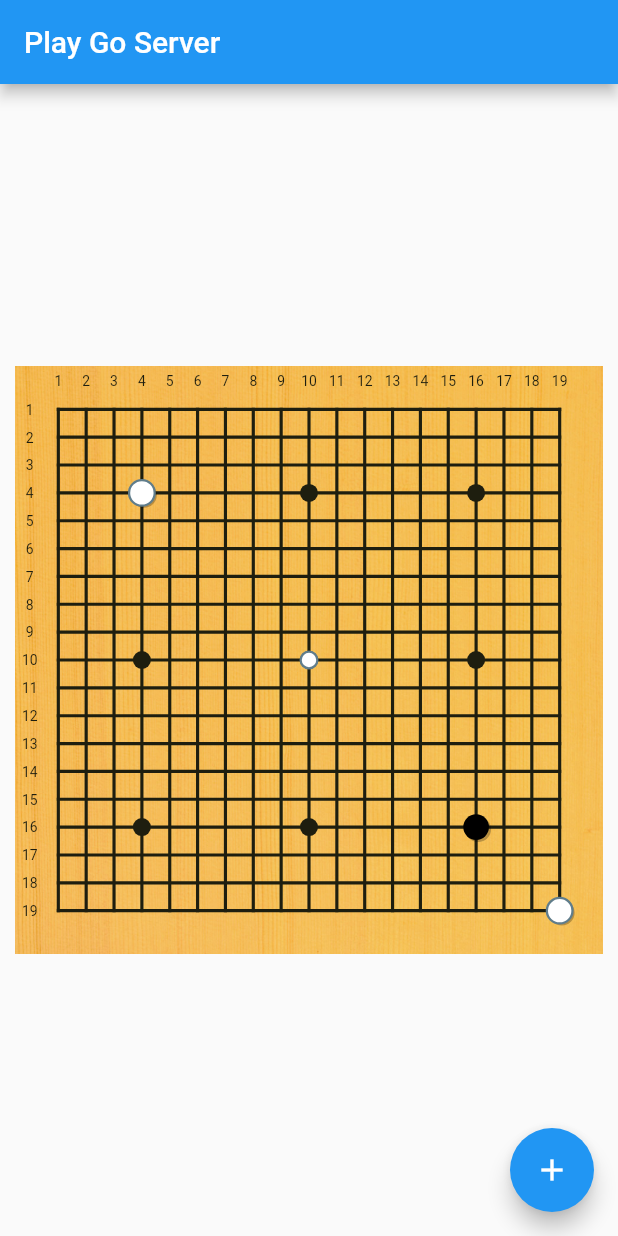
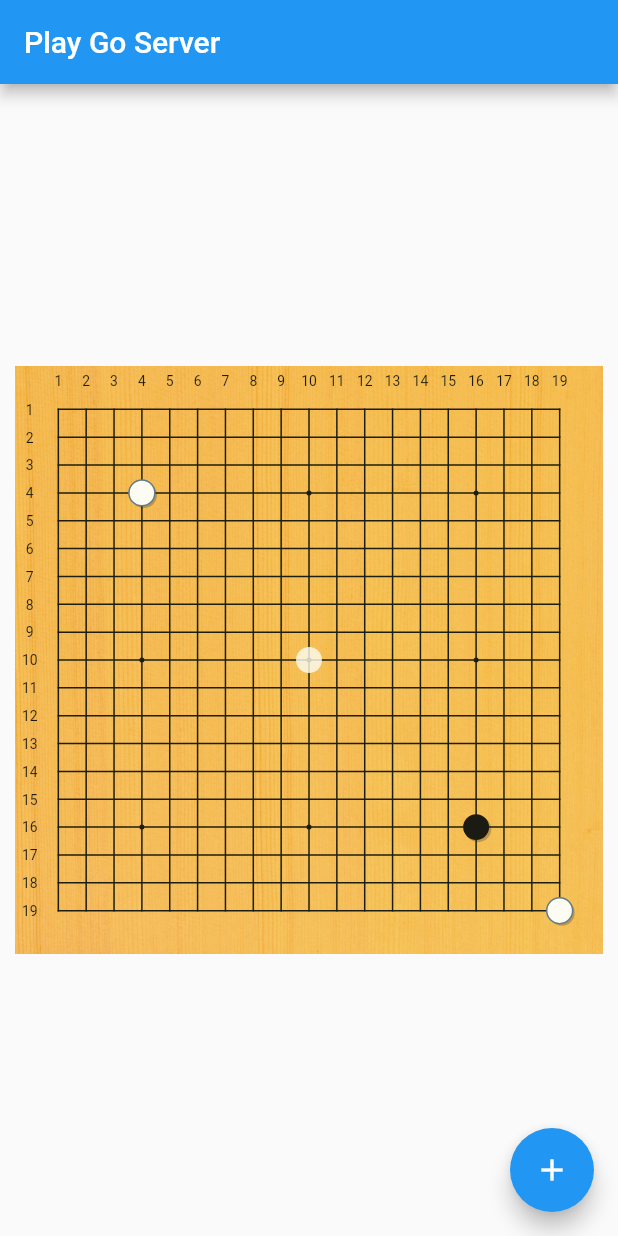
Before and after one commit to le-doude/playgo, a Flutter app: the screen it shows after launch, on a phone screen of 412 x 824 dp. Run offline on Flutter 3.47's test engine with Material 2 defaults, Android fonts, the light colour scheme and no system bars; our stand-ins replace logger.

Commit message:
Refactor stone drawers and adjust theme

```diff
--- /dev/null
+++ b/client/lib/go/board/board_theme.dart
@@ -0,0 +1,72 @@
+import 'dart:ui';
+
+import 'package:flutter/material.dart';
+
+import 'widget/theme/stone_drawer.dart';
+
+class BoardTheme {
+  static const Color BLACK_ISH = Color.fromARGB(255, 30, 30, 15);
+
+  final BoardRefType refType = BoardRefType();
+  final Paint inkLinesStyle = Paint()
+    ..style = PaintingStyle.fill
+    ..color = BLACK_ISH
+    ..strokeWidth = 1
+    ..strokeCap = StrokeCap.square
+    ..isAntiAlias = true;
+  final StoneDrawers stoneDrawers = StoneDrawers();
+
+  double get aspectRatio => 42/43;
+
+  bool get drawReferences => true;
+
+  Paint inkLinesPaint() {
+    return this.inkLinesStyle;
+  }
+
+  double startPointSize(double cellSize) {
+    return  cellSize * 0.09;
+  }
+
+  BoardRefType horizontalReferencesType() {
+    return this.refType;
+  }
+
+  BoardRefType verticalReferencesType() {
+    return this.refType;
+  }
+
+  String boardReferenceFont() {
+    return "Futura";
+  }
+
+  TextStyle boardRefernceStyle(double intersectionSize) {
+    return TextStyle(
+        color: BLACK_ISH,
+        fontSize: intersectionSize / 2,
+        fontFamily: "Futura");
+  }
+
+  Widget background() {
+    return Image(
+        image: AssetImage("assets/textures/shinkaya2.jpg"),
+        alignment: Alignment.center,
+        height: double.infinity,
+        width: double.infinity,
+        fit: BoxFit.contain);
+  }
+
+  StoneDrawers stones() {
+    return stoneDrawers;
+  }
+}
+
+class BoardRefType {
+  String toText(int position) {
+    return position.toString();
+  }
+}
+
+class BoardThemes {
+  static final BoardTheme DEFAUT = BoardTheme();
+}
--- a/client/lib/go/board/layout.dart
+++ b/client/lib/go/board/layout.dart
@@ -9,12 +9,12 @@
 
   Layout(this.columns, this.rows, this.startPoints);
 
-  List<List<Intersection>> generateTable(
-      Intersection Function(int column, int row) initIntersection) {
+  List<List<T>> generateTable<T>(
+      T Function(int column, int row) cellGen) {
     return List.generate(
         this.columns,
         (column) => List.generate(
-            this.rows, (row) => initIntersection.call(column, row)));
+            this.rows, (row) => cellGen.call(column, row)));
   }
 
   Set<BoardCoordinate> computeNeighbours(BoardCoordinate coordinate) {
@@ -73,9 +73,7 @@
 
   @override
   bool operator ==(Object other) =>
-      identical(this, other) ||
       other is BoardCoordinate &&
-          runtimeType == other.runtimeType &&
           column == other.column &&
           row == other.row;
 
--- a/client/lib/go/board/widget/board_renderer.dart
+++ b/client/lib/go/board/widget/board_renderer.dart
@@ -1,7 +1,7 @@
 import 'package:flutter/cupertino.dart';
 import 'package:play_go_client/go/board.dart';
 import 'package:play_go_client/go/board/stone_preview_holder.dart';
-import 'package:play_go_client/go/board/theme.dart';
+import 'package:play_go_client/go/board/board_theme.dart';
 import 'package:play_go_client/go/board/widget/painter/board_coordinates_manager.dart';
 import 'package:play_go_client/go/board/widget/painter/board_painter.dart';
 import 'package:play_go_client/go/board/widget/painter/stones_painter.dart';
--- a/client/lib/go/board/widget/painter/board_coordinates_manager.dart
+++ b/client/lib/go/board/widget/painter/board_coordinates_manager.dart
@@ -3,7 +3,7 @@
 
 import 'package:flutter/material.dart';
 import 'package:logger/logger.dart';
-import 'package:play_go_client/go/board/theme.dart';
+import 'package:play_go_client/go/board/board_theme.dart';
 
 import '../../layout.dart';
 
--- a/client/lib/go/board/widget/painter/board_painter.dart
+++ b/client/lib/go/board/widget/painter/board_painter.dart
@@ -2,7 +2,7 @@
 
 import 'package:flutter/material.dart';
 import 'package:play_go_client/go/board/layout.dart';
-import 'package:play_go_client/go/board/theme.dart';
+import 'package:play_go_client/go/board/board_theme.dart';
 
 import 'board_coordinates_manager.dart';
 import 'layers/board_layer.dart';
--- a/client/lib/go/board/widget/painter/layers/grid_drawer.dart
+++ b/client/lib/go/board/widget/painter/layers/grid_drawer.dart
@@ -1,7 +1,7 @@
 import 'dart:ui';
 
 import 'package:play_go_client/go/board/layout.dart';
-import 'package:play_go_client/go/board/theme.dart';
+import 'package:play_go_client/go/board/board_theme.dart';
 import 'package:play_go_client/go/board/widget/painter/board_painter.dart';
 
 import '../board_coordinates_manager.dart';
--- a/client/lib/go/board/widget/painter/layers/references_layer.dart
+++ b/client/lib/go/board/widget/painter/layers/references_layer.dart
@@ -2,7 +2,7 @@
 import 'package:flutter/material.dart';
 import 'package:logger/logger.dart';
 import 'package:play_go_client/go/board/layout.dart';
-import 'package:play_go_client/go/board/theme.dart';
+import 'package:play_go_client/go/board/board_theme.dart';
 
 import '../board_coordinates_manager.dart';
 import 'board_layer.dart';
--- a/client/lib/go/board/widget/painter/layers/star_points_drawer.dart
+++ b/client/lib/go/board/widget/painter/layers/star_points_drawer.dart
@@ -1,6 +1,6 @@
 import 'package:flutter/cupertino.dart';
 import 'package:play_go_client/go/board/layout.dart';
-import 'package:play_go_client/go/board/theme.dart';
+import 'package:play_go_client/go/board/board_theme.dart';
 import 'package:play_go_client/go/board/widget/painter/board_coordinates_manager.dart';
 
 import 'board_layer.dart';
@@ -14,7 +14,7 @@
 
   void draw(Canvas canvas, BoardCoordinatesManager intersections) {
     var paint = this.theme.inkLinesPaint();
-    var radius = this.theme.startPointSize();
+    var radius = this.theme.startPointSize(intersections.cellHeight);
     this.layout.startPoints.forEach((point) {
       canvas.drawCircle(intersections.get(point.column, point.row), radius, paint);
     });
--- a/client/lib/go/board/widget/painter/layers/stones_layer.dart
+++ b/client/lib/go/board/widget/painter/layers/stones_layer.dart
@@ -3,7 +3,7 @@
 import 'package:flutter/material.dart';
 import 'package:logger/logger.dart';
 import 'package:play_go_client/go/board.dart';
-import 'package:play_go_client/go/board/theme.dart';
+import 'package:play_go_client/go/board/board_theme.dart';
 import 'package:play_go_client/go/board/widget/painter/board_coordinates_manager.dart';
 
 import 'board_layer.dart';
@@ -24,7 +24,7 @@
   void renderIntersection(Canvas canvas, BoardCoordinatesManager coordMngr,
       Intersection intersection) {
     theme.stoneDrawers
-        .drawerForColor(intersection.stone?.color)
+        .forColor(intersection.stone?.color)
         .draw(canvas, coordMngr, intersection.coordinate);
   }
 }
--- a/client/lib/go/board/widget/painter/stones_painter.dart
+++ b/client/lib/go/board/widget/painter/stones_painter.dart
@@ -4,7 +4,7 @@
 import 'package:logger/logger.dart';
 import 'package:play_go_client/go/board.dart';
 import 'package:play_go_client/go/board/stone_preview_holder.dart';
-import 'package:play_go_client/go/board/theme.dart';
+import 'package:play_go_client/go/board/board_theme.dart';
 import 'package:play_go_client/go/board/widget/painter/layers/stones_shadows_layer.dart';
 
 import 'board_coordinates_manager.dart';
--- a/client/lib/go/board/widget/theme/stone_drawer.dart
+++ b/client/lib/go/board/widget/theme/stone_drawer.dart
@@ -22,10 +22,22 @@
 }
 
 class GeometryStoneDrawer extends StoneDrawer {
-  final Paint? fill;
-  final Paint? stroke;
+  late final Paint? _fill;
+  late final Paint? _stroke;
 
-  GeometryStoneDrawer({this.fill, this.stroke});
+  GeometryStoneDrawer({Color? fill, Color? stroke}) {
+    this._fill = paint(fill, PaintingStyle.fill);
+    this._stroke = paint(stroke, PaintingStyle.stroke);
+  }
+
+  static Paint? paint(Color? color, PaintingStyle style) {
+    if (color == null) return null;
+    return Paint()
+      ..color = color
+      ..style = style
+      ..strokeWidth = 1
+      ..isAntiAlias = true;
+  }
 
   @override
   void draw(
@@ -35,21 +47,49 @@
   ) {
     var center = coordinatesManager.fromCoordinate(coordinate);
     var radius = coordinatesManager.cellHeight * 0.465;
-    _drawCircleIfPaintNotNull(canvas, center, radius, fill);
-    _drawCircleIfPaintNotNull(canvas, center, radius, stroke);
+    _drawCircleIfPaintNotNull(canvas, center, radius, _fill);
+    _drawCircleIfPaintNotNull(canvas, center, radius, _stroke);
   }
 
   void _drawCircleIfPaintNotNull(
       Canvas canvas, Offset center, double radius, Paint? paint) {
     if (paint != null) {
-      canvas.drawCircle(center, radius, paint!);
+      canvas.drawCircle(center, radius, paint);
     }
   }
 }
 
-class StoneDrawers {}
+class StoneDrawers {
+  static final StoneDrawer white = GeometryStoneDrawer(
+      fill: GoStonesColors.WHITE, stroke: GoStonesColors.GREY);
+  static final StoneDrawer black =
+      GeometryStoneDrawer(fill: GoStonesColors.BLACK);
+  static final StoneDrawer shadowDrawer =
+      GeometryStoneDrawer(fill: GoStonesColors.BLACK.withOpacity(0.25));
+
+  static final StoneDrawer whitePreview = GeometryStoneDrawer(
+    fill: GoStonesColors.WHITE.withOpacity(0.8),
+  );
+  static final StoneDrawer blackPreview =
+      GeometryStoneDrawer(fill: GoStonesColors.BLACK.withOpacity(0.8));
+
+  static final StoneDrawer noop = NoopDrawer();
+
+  StoneDrawer forColor(String? color, {bool preview = false}) {
+    if (color == "white") {
+      return preview ? whitePreview : white;
+    }
+    if (color == "black") {
+      return preview ? blackPreview : black;
+    }
+    return noop;
+  }
+
+  StoneDrawer get shadows => StoneDrawers.shadowDrawer;
+}
 
 class GoStonesColors {
   static final Color BLACK = Color.fromARGB(255, 27, 27, 20);
   static final Color WHITE = Color.fromARGB(255, 252, 252, 242);
+  static final Color GREY = Colors.blueGrey;
 }
--- a/client/lib/main.dart
+++ b/client/lib/main.dart
@@ -2,7 +2,7 @@
 import 'package:play_go_client/go/board.dart';
 import 'package:play_go_client/go/board/layout.dart';
 import 'package:play_go_client/go/board/stone_preview_holder.dart';
-import 'package:play_go_client/go/board/theme.dart';
+import 'package:play_go_client/go/board/board_theme.dart';
 import 'package:play_go_client/go/board/widget/board_renderer.dart';
 
 void main() {
```
Also changed, not shown: client/lib/go/board/theme.dart (deleted, +0 -164 lines), client/lib/go/board/widget/painter/layers/stones_preview_layer.dart (+4 -3 lines), client/lib/go/board/widget/painter/layers/stones_shadows_layer.dart (+6 -1 lines).
